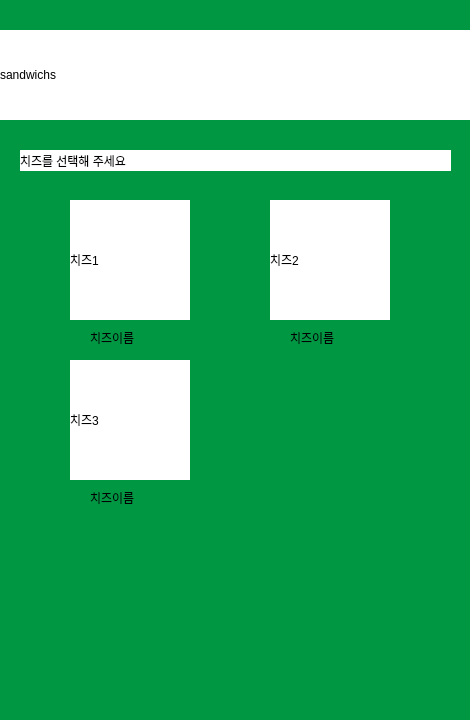
The window that sandwich_cheese.ui (annual-salary-investigation/sandwich) describes before a commit, drawn with Qt 5.
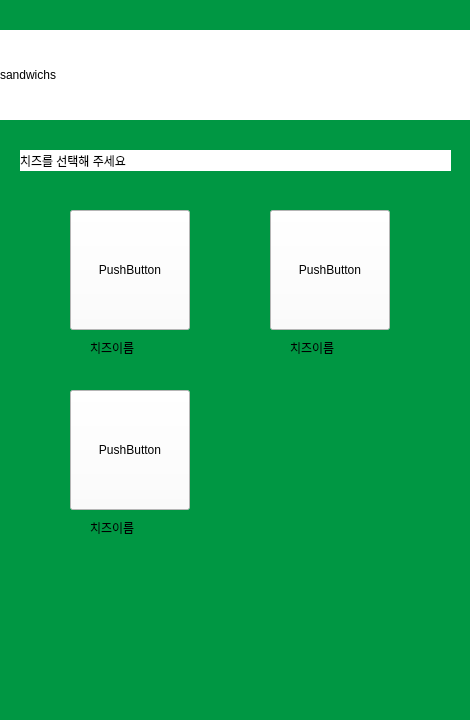
The same window after the commit.

What changed in the file:
```diff
--- a/sandwich_cheese.ui
+++ b/sandwich_cheese.ui
@@ -56,77 +56,11 @@
     <string>sandwichs</string>
    </property>
   </widget>
-  <widget class="QLabel" name="chimg1">
-   <property name="geometry">
-    <rect>
-     <x>70</x>
-     <y>200</y>
-     <width>120</width>
-     <height>120</height>
-    </rect>
-   </property>
-   <property name="minimumSize">
-    <size>
-     <width>120</width>
-     <height>120</height>
-    </size>
-   </property>
-   <property name="styleSheet">
-    <string notr="true">background: rgb(255, 255, 255);</string>
-   </property>
-   <property name="text">
-    <string>치즈1</string>
-   </property>
-  </widget>
-  <widget class="QLabel" name="chimg2">
-   <property name="geometry">
-    <rect>
-     <x>270</x>
-     <y>200</y>
-     <width>120</width>
-     <height>120</height>
-    </rect>
-   </property>
-   <property name="minimumSize">
-    <size>
-     <width>120</width>
-     <height>120</height>
-    </size>
-   </property>
-   <property name="styleSheet">
-    <string notr="true">background: rgb(255, 255, 255);</string>
-   </property>
-   <property name="text">
-    <string>치즈2</string>
-   </property>
-  </widget>
-  <widget class="QLabel" name="chimg3">
-   <property name="geometry">
-    <rect>
-     <x>70</x>
-     <y>360</y>
-     <width>120</width>
-     <height>120</height>
-    </rect>
-   </property>
-   <property name="minimumSize">
-    <size>
-     <width>120</width>
-     <height>120</height>
-    </size>
-   </property>
-   <property name="styleSheet">
-    <string notr="true">background: rgb(255, 255, 255);</string>
-   </property>
-   <property name="text">
-    <string>치즈3</string>
-   </property>
-  </widget>
   <widget class="QLabel" name="chname1">
    <property name="geometry">
     <rect>
      <x>90</x>
-     <y>330</y>
+     <y>340</y>
      <width>81</width>
      <height>16</height>
     </rect>
@@ -139,7 +73,7 @@
    <property name="geometry">
     <rect>
      <x>290</x>
-     <y>330</y>
+     <y>340</y>
      <width>81</width>
      <height>16</height>
     </rect>
@@ -152,7 +86,7 @@
    <property name="geometry">
     <rect>
      <x>90</x>
-     <y>490</y>
+     <y>520</y>
      <width>81</width>
      <height>16</height>
     </rect>
@@ -177,6 +111,90 @@
     <string>치즈를 선택해 주세요</string>
    </property>
   </widget>
+  <widget class="QPushButton" name="btncheese">
+   <property name="geometry">
+    <rect>
+     <x>70</x>
+     <y>210</y>
+     <width>120</width>
+     <height>120</height>
+    </rect>
+   </property>
+   <property name="minimumSize">
+    <size>
+     <width>120</width>
+     <height>120</height>
+    </size>
+   </property>
+   <property name="maximumSize">
+    <size>
+     <width>120</width>
+     <height>120</height>
+    </size>
+   </property>
+   <property name="styleSheet">
+    <string notr="true">background: rgb(255, 255, 255);</string>
+   </property>
+   <property name="text">
+    <string>PushButton</string>
+   </property>
+  </widget>
+  <widget class="QPushButton" name="btncheese2">
+   <property name="geometry">
+    <rect>
+     <x>270</x>
+     <y>210</y>
+     <width>120</width>
+     <height>120</height>
+    </rect>
+   </property>
+   <property name="minimumSize">
+    <size>
+     <width>120</width>
+     <height>120</height>
+    </size>
+   </property>
+   <property name="maximumSize">
+    <size>
+     <width>120</width>
+     <height>120</height>
+    </size>
+   </property>
+   <property name="styleSheet">
+    <string notr="true">background: rgb(255, 255, 255);</string>
+   </property>
+   <property name="text">
+    <string>PushButton</string>
+   </property>
+  </widget>
+  <widget class="QPushButton" name="btncheese3">
+   <property name="geometry">
+    <rect>
+     <x>70</x>
+     <y>390</y>
+     <width>120</width>
+     <height>120</height>
+    </rect>
+   </property>
+   <property name="minimumSize">
+    <size>
+     <width>120</width>
+     <height>120</height>
+    </size>
+   </property>
+   <property name="maximumSize">
+    <size>
+     <width>120</width>
+     <height>120</height>
+    </size>
+   </property>
+   <property name="styleSheet">
+    <string notr="true">background: rgb(255, 255, 255);</string>
+   </property>
+   <property name="text">
+    <string>PushButton</string>
+   </property>
+  </widget>
  </widget>
  <resources/>
  <connections/>
```
